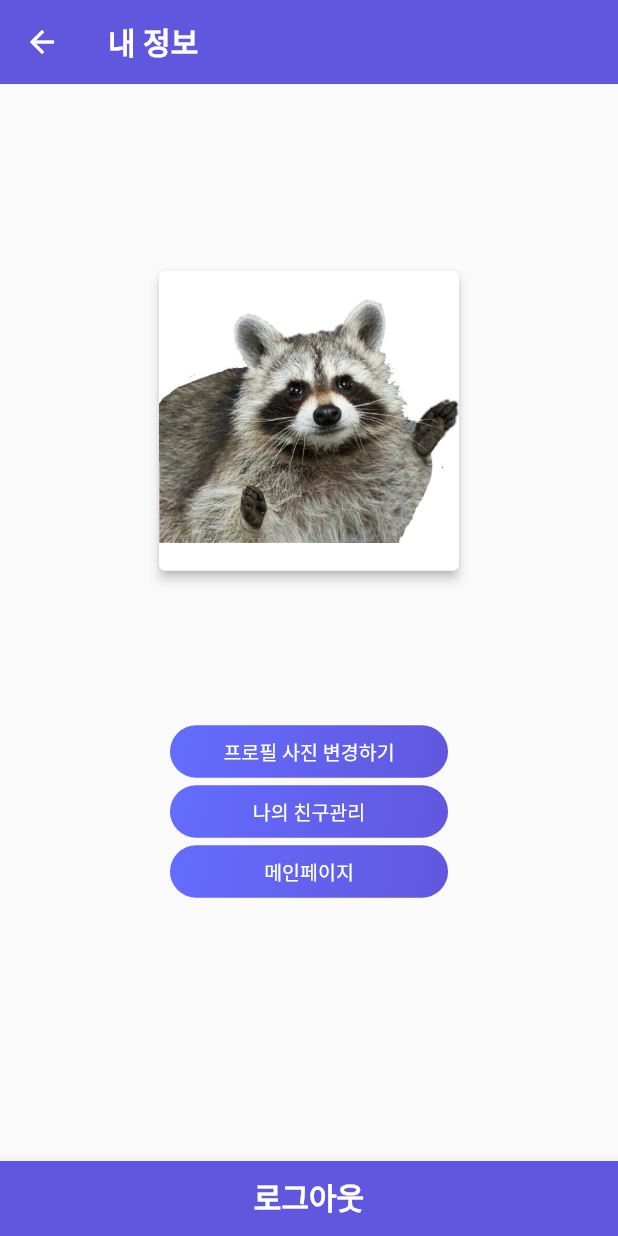
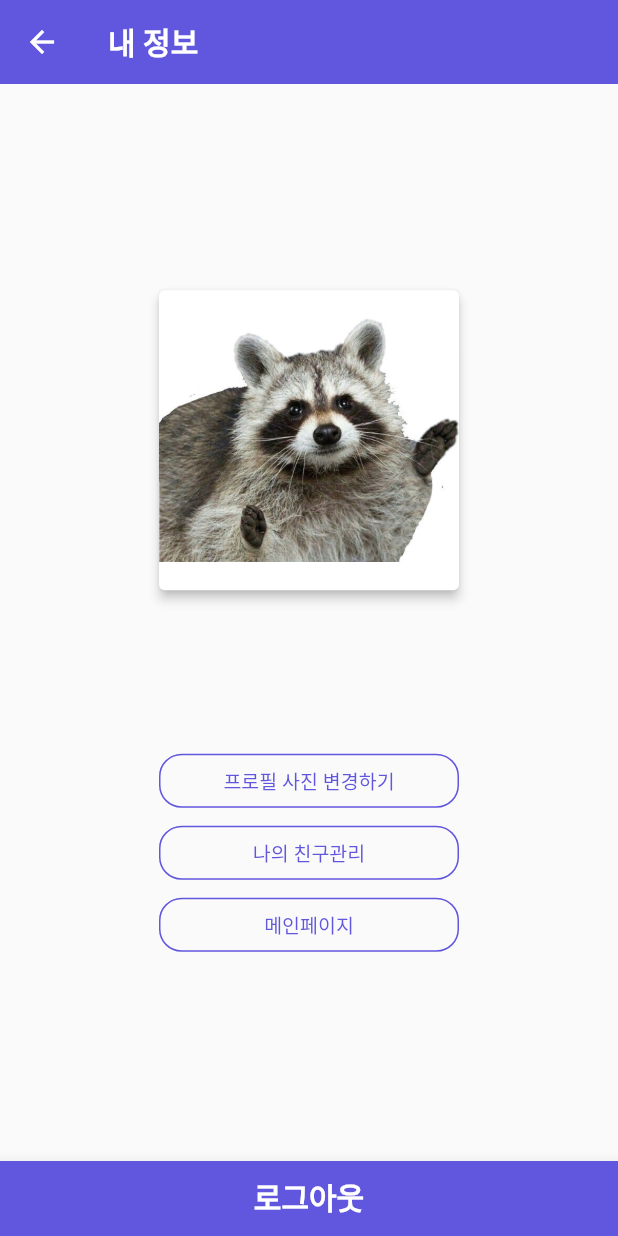
Before and after one commit to Cheon-DM/senior_project, a Flutter app: the MyPage screen opened directly, on a phone screen of 412 x 824 dp. Run offline on Flutter 3.47's test engine with Material 2 defaults, Android fonts, the phone set to English and light mode, and no system bars; our stand-ins replace cloud_firestore, firebase_auth, firebase_core, firebase_storage, geolocator, image_picker and 2 more; missing offline and left inert: excel, kakaomap_webview; accounts and stored records are empty; Roboto replaces fonts that are missing (Leferi).

Commit message:
내정보(로그인 후) UI 깔끔하게 수정(Outlined)

```diff
--- a/lib/info/myPage.dart
+++ b/lib/info/myPage.dart
@@ -154,26 +154,18 @@ class _MyPageState extends State<MyPage> {
                     mainAxisAlignment: MainAxisAlignment.center,
                     crossAxisAlignment: CrossAxisAlignment.center,
                     children: [
+
                       //프로필 변경
                       Container(
-                        height: 35,
-                        width: MediaQuery.of(context).size.width * 0.45,
-                        margin: EdgeInsets.only(bottom: 5),
-                        decoration: BoxDecoration(
-                          borderRadius: BorderRadius.circular(50),
-                          gradient: LinearGradient(
-                              colors: [
-                                Color(0xff6157DE),
-                                Color.fromRGBO(100, 109, 255, 1.0),
-                              ],
-                              begin: Alignment.bottomRight,
-                              end: Alignment.topLeft),
-                        ),
+                        width: 200,
                         child: OutlinedButton(
                           style: OutlinedButton.styleFrom(
+                            shape: RoundedRectangleBorder(
+                              borderRadius: BorderRadius.all(Radius.circular(15)),
+                            ),
                             side: BorderSide(
-                              width: 0,
-                              color: Colors.white.withOpacity(0.0),
+                              width: 1,
+                              color: Color(0xff6157DE),
                             ),
                           ),
                           onPressed: () {
@@ -218,7 +210,7 @@ class _MyPageState extends State<MyPage> {
                                       ),
                                     ),
                                     Container(
-                                        child: ElevatedButton.icon(
+                                      child: OutlinedButton.icon(
                                         style: OutlinedButton.styleFrom(
                                           side: BorderSide(
                                             width: 0.0,
@@ -249,13 +241,14 @@ class _MyPageState extends State<MyPage> {
                                     ),
                                   ],
                                 );
-                                });
+                              },
+                            );
                           },
                           child: Text(
                             "프로필 사진 변경하기",
                             style: TextStyle(
                               fontFamily: 'Leferi',
-                              color: Colors.white,
+                              color: Color(0xff6157DE),
                               fontSize: 13,
                             ),
                           ),
@@ -264,24 +257,15 @@ class _MyPageState extends State<MyPage> {
 
                       //나의 친구관리 버튼
                       Container(
-                        height: 35,
-                        width: MediaQuery.of(context).size.width * 0.45,
-                        margin: EdgeInsets.only(bottom: 5),
-                        decoration: BoxDecoration(
-                          borderRadius: BorderRadius.circular(50),
-                          gradient: LinearGradient(
-                              colors: [
-                                Color(0xff6157DE),
-                                Color.fromRGBO(100, 109, 255, 1.0),
-                              ],
-                              begin: Alignment.bottomRight,
-                              end: Alignment.topLeft),
-                        ),
+                        width: 200,
                         child: OutlinedButton(
                             style: OutlinedButton.styleFrom(
+                              shape: RoundedRectangleBorder(
+                                borderRadius: BorderRadius.all(Radius.circular(15)),
+                              ),
                               side: BorderSide(
-                                width: 0.0,
-                                color: Colors.white.withOpacity(0.0),
+                                width: 1,
+                                color: Color(0xff6157DE),
                               ),
                             ),
                             onPressed: () {
@@ -295,7 +279,7 @@ class _MyPageState extends State<MyPage> {
                               "나의 친구관리",
                               style: TextStyle(
                                 fontFamily: 'Leferi',
-                                color: Colors.white,
+                                color: Color(0xff6157DE),
                                 fontSize: 13,
                               ),
                             )),
@@ -303,24 +287,15 @@ class _MyPageState extends State<MyPage> {
 
                       //메인페이지 버튼
                       Container(
-                        height: 35,
-                        width: MediaQuery.of(context).size.width * 0.45,
-                        margin: EdgeInsets.only(bottom: 5),
-                        decoration: BoxDecoration(
-                          borderRadius: BorderRadius.circular(50),
-                          gradient: LinearGradient(
-                              colors: [
-                                Color(0xff6157DE),
-                                Color.fromRGBO(100, 109, 255, 1.0),
-                              ],
-                              begin: Alignment.bottomRight,
-                              end: Alignment.topLeft),
-                        ),
+                        width: 200,
                         child: OutlinedButton(
                           style: OutlinedButton.styleFrom(
+                            shape: RoundedRectangleBorder(
+                              borderRadius: BorderRadius.all(Radius.circular(15)),
+                            ),
                             side: BorderSide(
-                              width: 0.0,
-                              color: Colors.white.withOpacity(0.0),
+                              width: 1,
+                              color: Color(0xff6157DE),
                             ),
                           ),
                           onPressed: () {
@@ -330,17 +305,13 @@ class _MyPageState extends State<MyPage> {
                             "메인페이지",
                             style: TextStyle(
                               fontFamily: 'Leferi',
-                              color: Colors.white,
+                              color: Color(0xff6157DE),
                               fontSize: 13,
                             ),
                           ),
                         ),
                       ),
                     ],
-                  ),
-
-                  SizedBox(
-                    height: 50,
                   ),
                 ],
               ),
```
Lines whose indentation alone changed are shown as unchanged.
